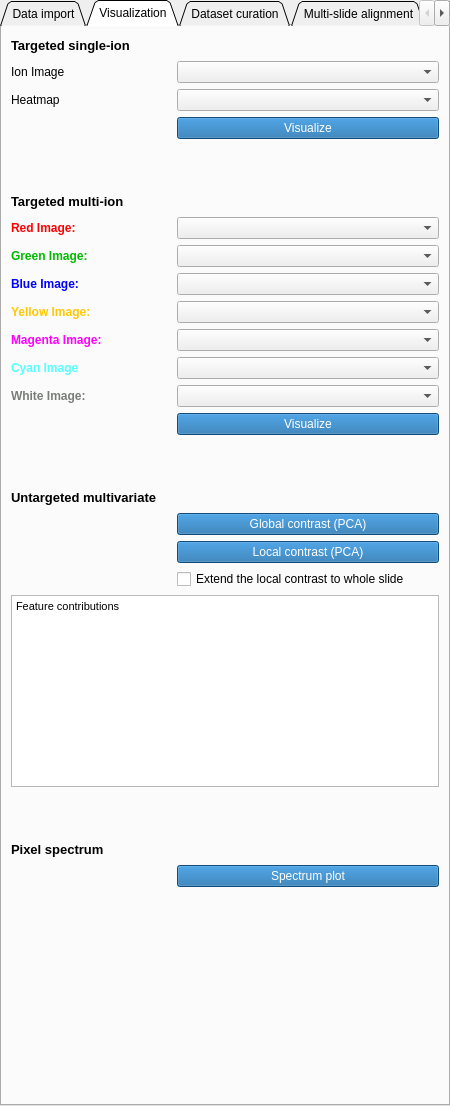
Old version of the form MassVision/Resources/UI/MassVision.ui in the repository jamzad/SlicerMassVision.
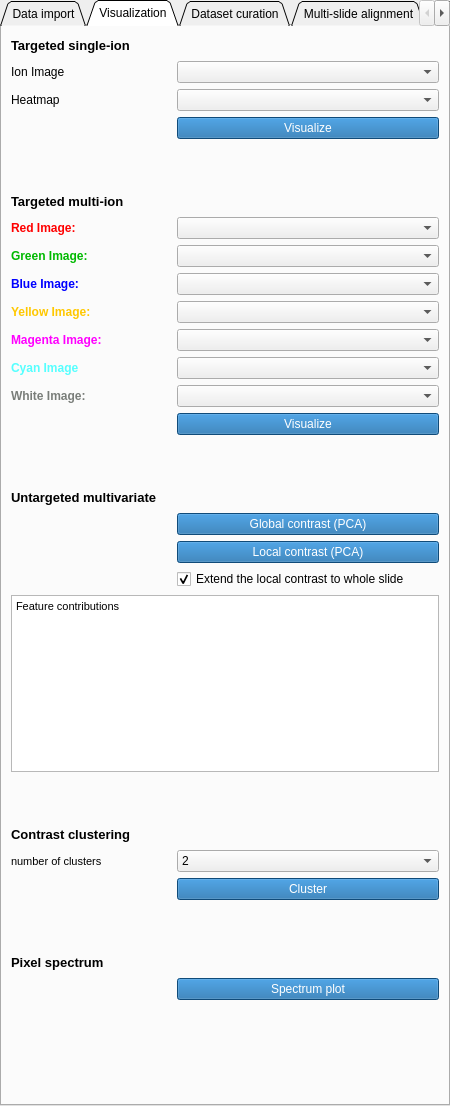
New version of the form.

Commit message: ADD contrast clustering

```diff
--- a/MassVision/Resources/UI/MassVision.ui
+++ b/MassVision/Resources/UI/MassVision.ui
@@ -669,6 +669,9 @@
       <property name="text">
        <string>Extend the local contrast to whole slide</string>
       </property>
+      <property name="checked">
+       <bool>true</bool>
+      </property>
      </widget>
     </item>
     <item row="22" column="0" colspan="2">
@@ -687,7 +690,7 @@
       </property>
      </spacer>
     </item>
-    <item row="23" column="0">
+    <item row="27" column="0">
      <widget class="QLabel" name="label_11">
       <property name="font">
        <font>
@@ -701,7 +704,7 @@
       </property>
      </widget>
     </item>
-    <item row="23" column="1">
+    <item row="27" column="1">
      <spacer name="horizontalSpacer_7">
       <property name="orientation">
        <enum>Qt::Horizontal</enum>
@@ -714,7 +717,7 @@
       </property>
      </spacer>
     </item>
-    <item row="25" column="0" colspan="2">
+    <item row="29" column="0" colspan="2">
      <spacer name="verticalSpacer">
       <property name="orientation">
        <enum>Qt::Vertical</enum>
@@ -727,7 +730,7 @@
       </property>
      </spacer>
     </item>
-    <item row="26" column="0" colspan="2">
+    <item row="30" column="0" colspan="2">
      <spacer name="verticalSpacer_2">
       <property name="orientation">
        <enum>Qt::Vertical</enum>
@@ -740,7 +743,7 @@
       </property>
      </spacer>
     </item>
-    <item row="27" column="0" colspan="2">
+    <item row="31" column="0" colspan="2">
      <spacer name="verticalSpacer_12">
       <property name="orientation">
        <enum>Qt::Vertical</enum>
@@ -756,7 +759,7 @@
     <item row="8" column="1">
      <widget class="QComboBox" name="mzlist_2"/>
     </item>
-    <item row="24" column="1">
+    <item row="28" column="1">
      <widget class="QPushButton" name="spectrumPlot">
       <property name="styleSheet">
        <string notr="true">background-color: #1769aa;
@@ -778,6 +781,148 @@
       </property>
      </widget>
     </item>
+    <item row="23" column="0">
+     <widget class="QLabel" name="label_16">
+      <property name="font">
+       <font>
+        <pointsize>10</pointsize>
+        <weight>75</weight>
+        <bold>true</bold>
+       </font>
+      </property>
+      <property name="text">
+       <string>Contrast clustering</string>
+      </property>
+     </widget>
+    </item>
+    <item row="23" column="1">
+     <spacer name="horizontalSpacer_30">
+      <property name="orientation">
+       <enum>Qt::Horizontal</enum>
+      </property>
+      <property name="sizeHint" stdset="0">
+       <size>
+        <width>40</width>
+        <height>20</height>
+       </size>
+      </property>
+     </spacer>
+    </item>
+    <item row="24" column="0">
+     <widget class="QLabel" name="label_17">
+      <property name="font">
+       <font>
+        <pointsize>8</pointsize>
+        <weight>50</weight>
+        <bold>false</bold>
+       </font>
+      </property>
+      <property name="text">
+       <string>number of clusters</string>
+      </property>
+     </widget>
+    </item>
+    <item row="24" column="1">
+     <widget class="QComboBox" name="nCluster">
+      <item>
+       <property name="text">
+        <string>2</string>
+       </property>
+      </item>
+      <item>
+       <property name="text">
+        <string>3</string>
+       </property>
+      </item>
+      <item>
+       <property name="text">
+        <string>4</string>
+       </property>
+      </item>
+      <item>
+       <property name="text">
+        <string>5</string>
+       </property>
+      </item>
+      <item>
+       <property name="text">
+        <string>6</string>
+       </property>
+      </item>
+      <item>
+       <property name="text">
+        <string>7</string>
+       </property>
+      </item>
+      <item>
+       <property name="text">
+        <string>8</string>
+       </property>
+      </item>
+      <item>
+       <property name="text">
+        <string>9</string>
+       </property>
+      </item>
+      <item>
+       <property name="text">
+        <string>10</string>
+       </property>
+      </item>
+      <item>
+       <property name="text">
+        <string>11</string>
+       </property>
+      </item>
+      <item>
+       <property name="text">
+        <string>12</string>
+       </property>
+      </item>
+      <item>
+       <property name="text">
+        <string>13</string>
+       </property>
+      </item>
+      <item>
+       <property name="text">
+        <string>14</string>
+       </property>
+      </item>
+      <item>
+       <property name="text">
+        <string>15</string>
+       </property>
+      </item>
+     </widget>
+    </item>
+    <item row="25" column="1">
+     <widget class="QPushButton" name="Cluster_button">
+      <property name="styleSheet">
+       <string notr="true">background-color: #1769aa;
+color: rgb(255, 255, 255);</string>
+      </property>
+      <property name="text">
+       <string>Cluster</string>
+      </property>
+     </widget>
+    </item>
+    <item row="26" column="0" colspan="2">
+     <spacer name="verticalSpacer_29">
+      <property name="orientation">
+       <enum>Qt::Vertical</enum>
+      </property>
+      <property name="sizeType">
+       <enum>QSizePolicy::Fixed</enum>
+      </property>
+      <property name="sizeHint" stdset="0">
+       <size>
+        <width>20</width>
+        <height>40</height>
+       </size>
+      </property>
+     </spacer>
+    </item>
    </layout>
   </widget>
   <widget class="QWidget" name="tab_3">
```
The commit also changes 2 other files.
